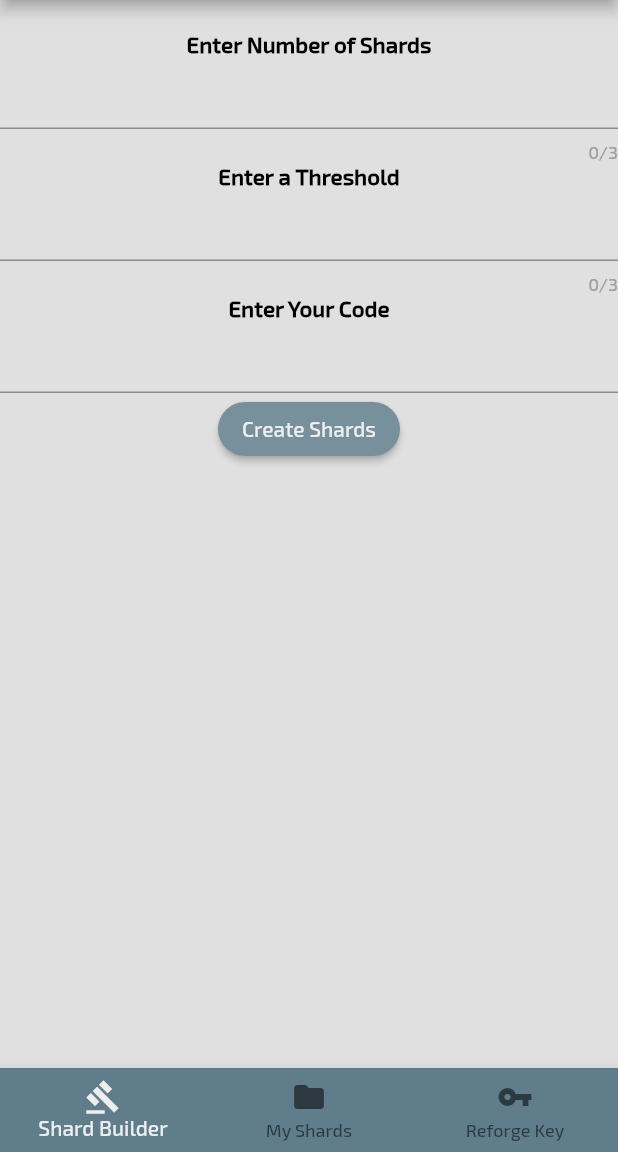
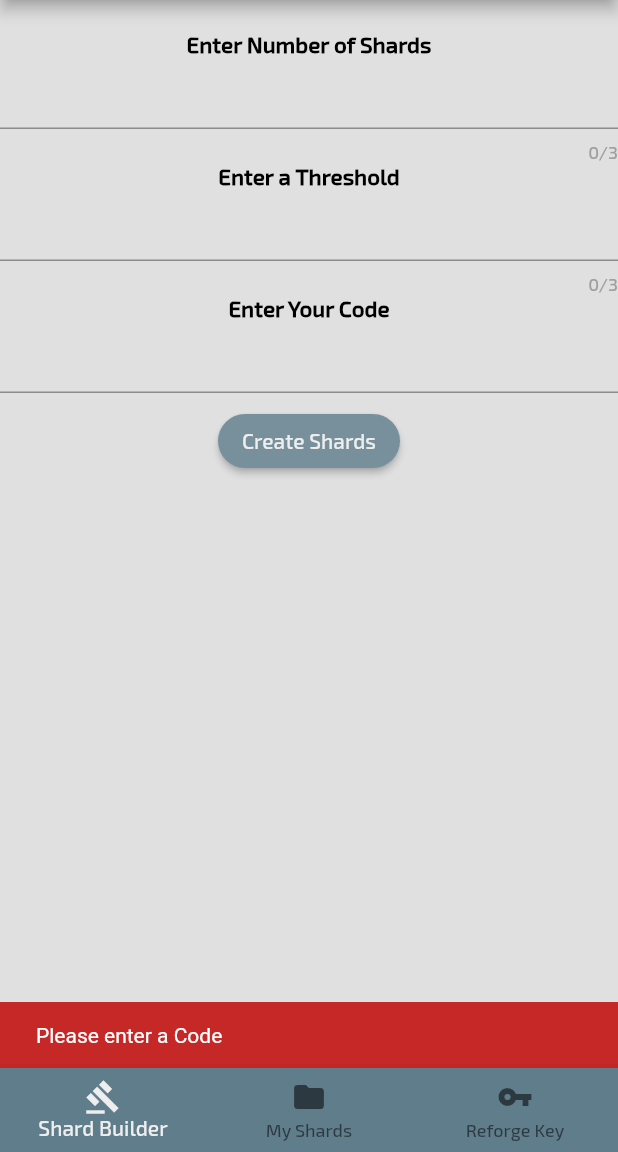
Before and after one commit to JoshuaSLarsen/shardsofnarsil, a Flutter app: the screen it shows after launch, after a tap on "Create Shards", on a phone screen of 412 x 824 dp, the part 84-1236 px from its top. Run offline on Flutter 3.47's test engine with Material 2 defaults, Android fonts, the phone set to English and light mode, and no system bars; our stand-ins replace qr_flutter, shared_preferences; missing offline and left inert: dart_ssss, qr_code_scanner.

Commit message:
renamed qrcamera to addtomyshards, add snackbar error handling for shardbuilder

```diff
--- a/lib/main.dart
+++ b/lib/main.dart
@@ -13,6 +13,7 @@ class MyApp extends StatelessWidget {
       DeviceOrientation.portraitDown,
     ]);
     return MaterialApp(
+      debugShowCheckedModeBanner: false,
       title: 'Shards of Narsil',
       theme: ThemeData(
         buttonTheme: ButtonThemeData(
@@ -34,7 +35,11 @@ class MyApp extends StatelessWidget {
 
         scaffoldBackgroundColor: Colors.grey[300],
         bottomAppBarColor: Colors.blueGrey[500],
-        hintColor: Colors.grey[500]
+        hintColor: Colors.grey[500],
+        snackBarTheme: SnackBarThemeData(
+          backgroundColor: Colors.red[800],
+          elevation: 300),
+
 
         // TODO Create Android Launcher Icon, It currently has white background.
 
--- a/lib/views/myshards.dart
+++ b/lib/views/myshards.dart
@@ -1,6 +1,6 @@
 import 'package:flutter/material.dart';
 import 'package:shared_preferences/shared_preferences.dart';
-import './qrcamera.dart';
+import './addtomyshards.dart';
 import './shardrow.dart';
 
 
@@ -66,7 +66,7 @@ class MyShardsState extends State<MyShards> {
 
   openCamera() async {
     final result = await
-    Navigator.push(context, MaterialPageRoute(builder: (BuildContext context) => QrCamera()));
+    Navigator.push(context, MaterialPageRoute(builder: (BuildContext context) => AddToMyShards()));
     saveShards(result);
   }
 
--- a/lib/views/shardbuilder.dart
+++ b/lib/views/shardbuilder.dart
@@ -13,14 +13,14 @@ class ShardBuilder extends StatefulWidget {
 
 class ShardBuilderState extends State<ShardBuilder> {
 
+  final GlobalKey<ScaffoldState> _scaffoldKey = GlobalKey<ScaffoldState>();
   Map<int, List<int>>shares = {};
   SecretScheme ss;
   Map<int, List<int>>someshares = {};
   final _formKey = GlobalKey<FormState>();
   String codeInput = '';
-  int shardTotal = 5;
-  int threshold = 3;
-  var numberIndex = List<int>.generate(250, (int index) => index); // [ 0, 1, ... 249, 250]
+  int shardTotal = 0;
+  int threshold = 0;
   var qrText = '';
   var shardName = '';
 
@@ -29,6 +29,26 @@ void generateQRCode(key, value) {
 }
 
 void secret() {
+  if (codeInput.length < 1) {
+    showSnackBar('Please enter a Code');
+  }
+
+  if (shardTotal < 2) {
+    showSnackBar('The Number of Shards must be more than 1');
+  }
+
+  if (shardTotal > 255) {
+    showSnackBar('The Number of Shards must be less than 256');
+  }
+
+  if (threshold > shardTotal) {
+    showSnackBar('The Threshold cannot be greater than the Number of Shards');
+  }
+
+  if (threshold < 2) {
+    showSnackBar('The minimum Threshold is 2');
+  }
+
   setState((){
     ss  = SecretScheme(shardTotal, threshold);
     });
@@ -37,9 +57,16 @@ void secret() {
   setState((){shares = ss.createShares(secretInByteValues);});
 }
 
+showSnackBar(error) {
+  final snackBar = SnackBar(
+    content: Text(error),
+    duration: Duration(seconds: 2),
+    );
+  _scaffoldKey.currentState.showSnackBar(snackBar);
+}
+
 saveShards(shard) async {
     SharedPreferences prefs = await SharedPreferences.getInstance();
-    print(shard);
 
     //Set Shard
     if (prefs.getStringList('shards') != null) {
@@ -75,7 +102,9 @@ nameShard(key, value) {
 }
 
   Widget build(BuildContext context) {
+
     return Scaffold(
+      key: _scaffoldKey,
       body: Center(
         child: Column(
           children: <Widget>[
@@ -113,6 +142,7 @@ nameShard(key, value) {
                 TextField(
                 keyboardType: TextInputType.number,
                 maxLength:3,
+                autocorrect: false,
                 onChanged: (thresholdinput) {
                 setState((){
                   threshold = int.parse(thresholdinput);
@@ -138,12 +168,14 @@ nameShard(key, value) {
               ),
               ],)
             ),
+            Padding(padding: EdgeInsets.only(top: 8)),
             RaisedButton(
               onPressed: (){
                 secret();
                 },
               child: Text('Create Shards')
             ),
+
             Expanded(child: new ListView.builder(
                   itemCount: shares.length,
                   itemBuilder: (BuildContext context, int index){
@@ -152,7 +184,7 @@ nameShard(key, value) {
                       mainAxisAlignment: MainAxisAlignment.spaceBetween,
                       children: <Widget>[
                         Expanded(
-                          flex: 9,
+                          flex: 7,
                           child: Container(
                             child:
                               Padding(
@@ -179,7 +211,7 @@ nameShard(key, value) {
                         Expanded(
                           flex: 2,
                           child: Container(
-                            padding: EdgeInsets.only(right: 1000),
+                            padding: EdgeInsets.only(right: 2),
                             child: FlatButton(
                               onPressed: () {
                                 _nameModal(key.toString(), shares[key].toString());
@@ -203,6 +235,7 @@ nameShard(key, value) {
     );
   }
  Future<void> _nameModal(key, value) async {
+   //TODO refactor to its own widget
   return showDialog<void>(
     context: context,
     barrierDismissible: true,
```
Also changed, not shown: lib/views/addtomyshards.dart (renamed from lib/views/qrcamera.dart, +4 -3 lines), lib/views/sb_snackbar_error.dart (added). Lines whose indentation alone changed are shown as unchanged.
